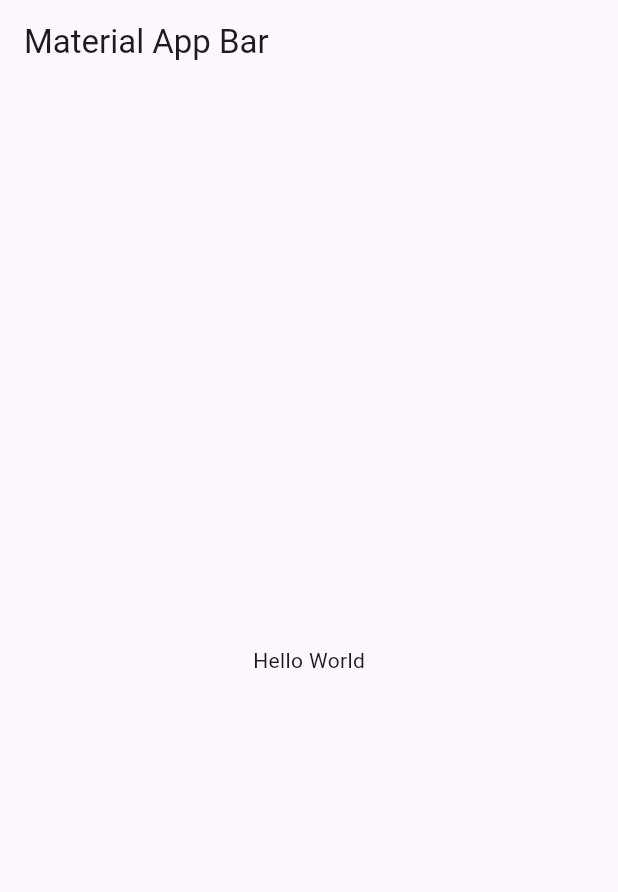
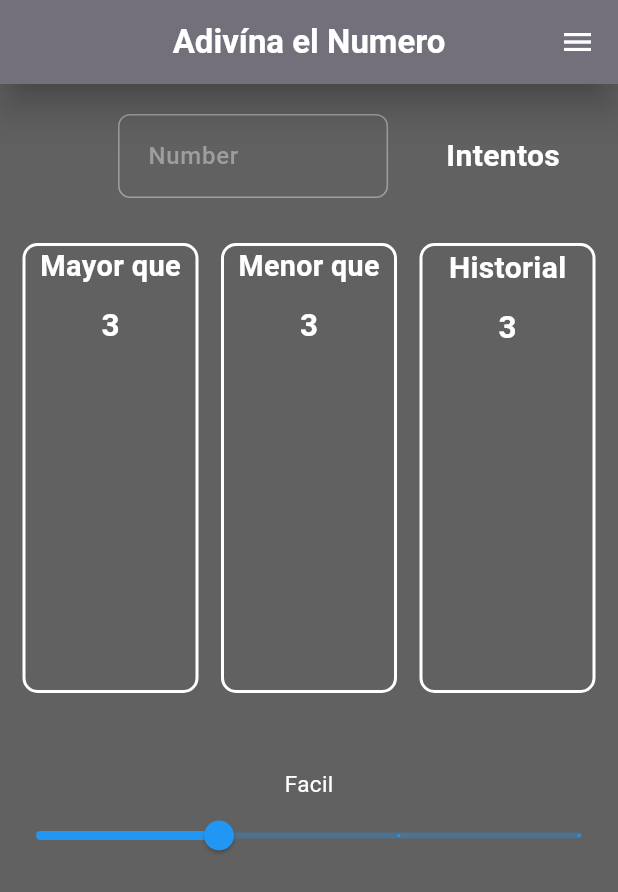
Before and after one commit to PACOdergod/AdivinaElNumero, a Flutter app: the screen it shows after launch, on a phone screen of 412 x 824 dp. Shown: the top 892 px of the screen. Run offline on Flutter 3.47's test engine with Material 3 defaults, Android fonts, the phone set to English and light mode, and no system bars.

Commit message:
la UI está casi lista, ahora

```diff
--- a/lib/main.dart
+++ b/lib/main.dart
@@ -1,3 +1,5 @@
+// ignore_for_file: prefer_const_constructors, prefer_const_literals_to_create_immutables
+
 import 'package:flutter/material.dart';
 
 void main() => runApp(const MyApp());
@@ -7,16 +9,170 @@ class MyApp extends StatelessWidget {
 
   @override
   Widget build(BuildContext context) {
-    return MaterialApp(
-      title: 'Material App',
-      home: Scaffold(
-        appBar: AppBar(
-          title: const Text('Material App Bar'),
+    return const MaterialApp(title: 'Material App', home: PrincipalPage());
+  }
+}
+
+class PrincipalPage extends StatefulWidget {
+  const PrincipalPage({super.key});
+
+  @override
+  State<PrincipalPage> createState() => _PrincipalPageState();
+}
+
+class _PrincipalPageState extends State<PrincipalPage> {
+  late TextEditingController controller;
+
+  @override
+  void initState() {
+    controller = TextEditingController();
+    super.initState();
+  }
+
+  @override
+  void dispose() {
+    controller.dispose();
+    super.dispose();
+  }
+
+  @override
+  Widget build(BuildContext context) {
+    return Scaffold(
+      appBar: AppBar(
+        title: const Text(
+          'Adivína el Numero',
+          style: TextStyle(color: Colors.white, fontWeight: FontWeight.bold),
         ),
-        body: const Center(
-          child: Text('Hello World'),
-        ),
+        centerTitle: true,
+        elevation: 10,
+        shadowColor: Colors.black,
+        backgroundColor: Colors.grey.shade600,
+        actions: const [
+          Icon(Icons.menu, color: Colors.white),
+          SizedBox(width: 15),
+        ],
+      ),
+      backgroundColor: Colors.grey.shade700,
+      body: Column(
+        children: <Widget>[
+          const SizedBox(height: 20),
+          Row(
+            mainAxisAlignment: MainAxisAlignment.spaceEvenly,
+            children: [
+              Container(
+                margin: const EdgeInsets.only(left: 40),
+                width: 180,
+                child: TextField(
+                  controller: controller,
+                  decoration: InputDecoration(
+                    contentPadding: const EdgeInsets.all(16),
+                    enabledBorder: OutlineInputBorder(
+                      borderRadius: BorderRadius.circular(8),
+                      borderSide: const BorderSide(color: Colors.grey),
+                    ),
+                    focusedBorder: OutlineInputBorder(
+                      borderRadius: BorderRadius.circular(8),
+                      borderSide:
+                          const BorderSide(color: Colors.blue, width: 2),
+                    ),
+                    labelText: 'Number',
+                    labelStyle: const TextStyle(
+                        color: Colors.grey, fontWeight: FontWeight.w500),
+                    floatingLabelStyle: const TextStyle(color: Colors.blue),
+                    hintText: '####',
+                    hintStyle: const TextStyle(color: Colors.grey),
+                  ),
+                ),
+              ),
+              const Text(
+                'Intentos',
+                style: TextStyle(
+                    fontSize: 20,
+                    fontWeight: FontWeight.w600,
+                    color: Colors.white),
+              )
+            ],
+          ),
+          const SizedBox(height: 30),
+          Row(
+            children: [
+              const SizedBox(width: 15),
+              Expanded(
+                child: CustomContainerList(
+                  title: 'Mayor que',
+                ),
+              ),
+              const SizedBox(width: 15),
+              Expanded(child: CustomContainerList(title: 'Menor que')),
+              const SizedBox(width: 15),
+              Expanded(
+                child: CustomContainerList(
+                  title: 'Historial',
+                ),
+              ),
+              const SizedBox(width: 15),
+            ],
+          ),
+          const SizedBox(height: 50),
+          Text(
+            'Facil',
+            style: TextStyle(color: Colors.white, fontSize: 15),
+          ),
+          Slider(
+            value: 1,
+            min: 0,
+            max: 5,
+            divisions: 3,
+            activeColor: Colors.blue,
+            inactiveColor: Colors.blue.withOpacity(0.3),
+            onChanged: (value) {},
+          )
+        ],
       ),
     );
   }
 }
+
+class CustomContainerList extends StatelessWidget {
+  const CustomContainerList({
+    super.key,
+    required this.title,
+  });
+
+  final String title;
+
+  @override
+  Widget build(BuildContext context) {
+    return Container(
+      height: 300,
+      decoration: BoxDecoration(
+        border: Border.all(color: Colors.white, width: 2),
+        borderRadius: BorderRadius.circular(10),
+      ),
+      alignment: Alignment.topCenter,
+      child: Column(
+        children: [
+          FittedBox(
+            fit: BoxFit.scaleDown,
+            child: Padding(
+              padding: const EdgeInsets.symmetric(horizontal: 10),
+              child: Text(
+                title,
+                style: const TextStyle(
+                    fontSize: 20,
+                    fontWeight: FontWeight.w600,
+                    color: Colors.white),
+              ),
+            ),
+          ),
+          const SizedBox(height: 10),
+          const Text(
+            '3',
+            style: TextStyle(
+                fontSize: 21, fontWeight: FontWeight.w600, color: Colors.white),
+          )
+        ],
+      ),
+    );
+  }
+}
```
Also changed, not shown: 1 other file.
